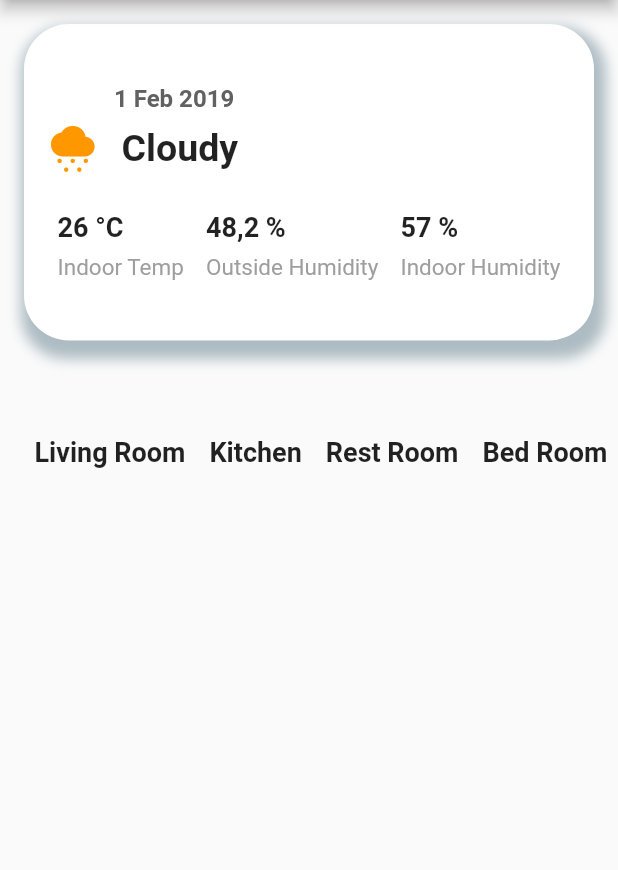
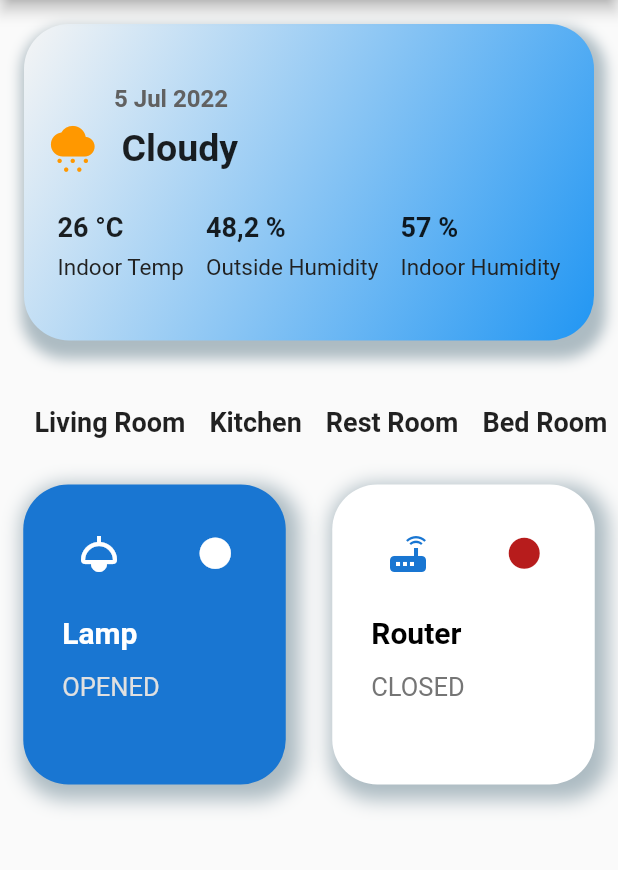
Before and after one commit to vinibressanini/flutter_day_one, a Flutter app: the screen it shows after launch, on a phone screen of 412 x 824 dp, the part 84-954 px from its top. Run offline on Flutter 3.47's test engine with Material 2 defaults, Android fonts, the phone set to English and light mode, and no system bars.

Commit message:
[feat] Added some widgets

```diff
--- a/lib/main.dart
+++ b/lib/main.dart
@@ -32,6 +32,13 @@ class HomePage extends StatelessWidget {
                 ),
               ],
               color: Colors.white,
+              gradient: LinearGradient(
+                  begin: Alignment.topLeft,
+                  end: Alignment.bottomRight,
+                  colors: [
+                    Colors.grey.shade100,
+                    Colors.blue,
+                  ]),
               borderRadius: BorderRadius.circular(30),
             ),
             child: Column(
@@ -41,7 +48,7 @@ class HomePage extends StatelessWidget {
                 Padding(
                   padding: const EdgeInsets.only(left: 45, bottom: 6),
                   child: Text(
-                    "1 Feb 2019",
+                    "5 Jul 2022",
                     style: TextStyle(
                       fontSize: 16,
                       fontWeight: FontWeight.bold,
@@ -72,7 +79,7 @@ class HomePage extends StatelessWidget {
                   children: [
                     Column(
                       crossAxisAlignment: CrossAxisAlignment.start,
-                      children: const [
+                      children: [
                         Text(
                           "26 °C",
                           style: TextStyle(
@@ -83,13 +90,14 @@ class HomePage extends StatelessWidget {
                         SizedBox(height: 7),
                         Text(
                           "Indoor Temp",
-                          style: TextStyle(fontSize: 15, color: Colors.grey),
+                          style: TextStyle(
+                              fontSize: 15, color: Colors.grey.shade900),
                         )
                       ],
                     ),
                     Column(
                       crossAxisAlignment: CrossAxisAlignment.start,
-                      children: const [
+                      children: [
                         Text(
                           "48,2 %",
                           style: TextStyle(
@@ -100,13 +108,14 @@ class HomePage extends StatelessWidget {
                         SizedBox(height: 7),
                         Text(
                           "Outside Humidity",
-                          style: TextStyle(fontSize: 15, color: Colors.grey),
+                          style: TextStyle(
+                              fontSize: 15, color: Colors.grey.shade900),
                         )
                       ],
                     ),
                     Column(
                       crossAxisAlignment: CrossAxisAlignment.start,
-                      children: const [
+                      children: [
                         Text(
                           "57 %",
                           style: TextStyle(
@@ -117,7 +126,8 @@ class HomePage extends StatelessWidget {
                         SizedBox(height: 7),
                         Text(
                           "Indoor Humidity",
-                          style: TextStyle(fontSize: 15, color: Colors.grey),
+                          style: TextStyle(
+                              fontSize: 15, color: Colors.grey.shade900),
                         )
                       ],
                     ),
@@ -126,12 +136,11 @@ class HomePage extends StatelessWidget {
               ],
             ),
           ),
-          const SizedBox(height: 40),
+          const SizedBox(height: 20),
           SizedBox(
             height: 40,
             child: ListView(
               padding: const EdgeInsets.symmetric(horizontal: 15),
-
               scrollDirection: Axis.horizontal,
               children: const [
                 Padding(
@@ -194,34 +203,71 @@ class HomePage extends StatelessWidget {
                     ),
                   ),
                 ),
+              ],
+            ),
+          ),
+          const SizedBox(height: 20),
+          Row(
+            mainAxisAlignment: MainAxisAlignment.spaceAround,
+            children: [
+              Container(
+                width: 175,
+                padding: const EdgeInsets.symmetric(horizontal: 10, vertical: 30),
+                margin: const EdgeInsets.symmetric(horizontal: 10),
+                decoration: BoxDecoration(
+                  color: Colors.blue.shade700,
+                  borderRadius: BorderRadius.circular(30),
+                  boxShadow: [
+                    BoxShadow(
+                      color: Colors.blueGrey.withOpacity(0.5),
+                      spreadRadius: 5,
+                      blurRadius: 10,
+                      offset: Offset(4, 5),
+                    )
+                  ],
+                ),
+                child: Column(
+                  crossAxisAlignment: CrossAxisAlignment.start,
+                  children: [
+                    Row(
+                      mainAxisAlignment: MainAxisAlignment.spaceAround,
+                      children: const [
+                        Icon(
+                          Icons.light,
+                          color: Colors.white,
+                          size: 32,
+                        ),
+                        Icon(
+                          Icons.circle,
+                          color: Colors.white,
+                          size: 25,
+                        ),
+                      ],
+                    ),
                     Padding(
-                  padding: EdgeInsets.all(8.0),
-                  child: Text(
-                    "Living Room",
+                      padding: const EdgeInsets.symmetric(
+                        horizontal: 16,
+                        vertical: 25,
+                      ),
+                      child: Column(
+                        crossAxisAlignment: CrossAxisAlignment.start,
+                        children: [
+                          const Text(
+                            "Lamp",
                             style: TextStyle(
-                      fontSize: 18,
+                              fontSize: 20,
+                              color: Colors.white,
                               fontWeight: FontWeight.bold,
                             ),
                           ),
+                          const SizedBox(
+                            height: 15,
                           ),
-                Padding(
-                  padding: EdgeInsets.all(8.0),
-                  child: Text(
-                    "Living Room",
+                          Text(
+                            "OPENED",
                             style: TextStyle(
-                      fontSize: 18,
-                      fontWeight: FontWeight.bold,
-                    ),
-                  ),
-                ),
-                Padding(
-                  padding: EdgeInsets.all(8.0),
-                  child: Text(
-                    "Living Room",
-                    style: TextStyle(
-                      fontSize: 18,
-                      fontWeight: FontWeight.bold,
-                    ),
+                              fontSize: 17,
+                              color: Colors.grey.shade300,
                             ),
                           ),
                         ],
@@ -229,6 +275,77 @@ class HomePage extends StatelessWidget {
                     )
                   ],
                 ),
+              ),
+              Container(
+                width: 175,
+                padding: const EdgeInsets.symmetric(horizontal: 10, vertical: 30),
+                margin: const EdgeInsets.symmetric(horizontal: 10),
+                decoration: BoxDecoration(
+                  color: Colors.white,
+                  borderRadius: BorderRadius.circular(30),
+                  boxShadow: [
+                    BoxShadow(
+                      color: Colors.blueGrey.withOpacity(0.5),
+                      spreadRadius: 5,
+                      blurRadius: 10,
+                      offset: Offset(4, 5),
+                    )
+                  ],
+                ),
+                child: Column(
+                  crossAxisAlignment: CrossAxisAlignment.start,
+                  children: [
+                    Row(
+                      mainAxisAlignment: MainAxisAlignment.spaceAround,
+                      children:  [
+                        Icon(
+                          Icons.router,
+                          color: Colors.blue.shade700,
+                          size: 32,
+                        ),
+                        Icon(
+                          Icons.circle,
+                          color: Colors.red.shade900,
+                          size: 25,
+                        ),
+                      ],
+                    ),
+                    Padding(
+                      padding: const EdgeInsets.symmetric(
+                        horizontal: 16,
+                        vertical: 25,
+                      ),
+                      child: Column(
+                        crossAxisAlignment: CrossAxisAlignment.start,
+                        children: [
+                          const Text(
+                            "Router",
+                            style: TextStyle(
+                              fontSize: 20,
+                              color: Colors.black,
+                              fontWeight: FontWeight.bold,
+                            ),
+                          ),
+                          const SizedBox(
+                            height: 15,
+                          ),
+                          Text(
+                            "CLOSED",
+                            style: TextStyle(
+                              fontSize: 17,
+                              color: Colors.grey.shade600,
+                            ),
+                          ),
+                        ],
+                      ),
+                    )
+                  ],
+                ),
+              ),
+            ],
+          ),
+        ],
+      ),
     );
   }
 }
```
Lines whose indentation alone changed are shown as unchanged.
